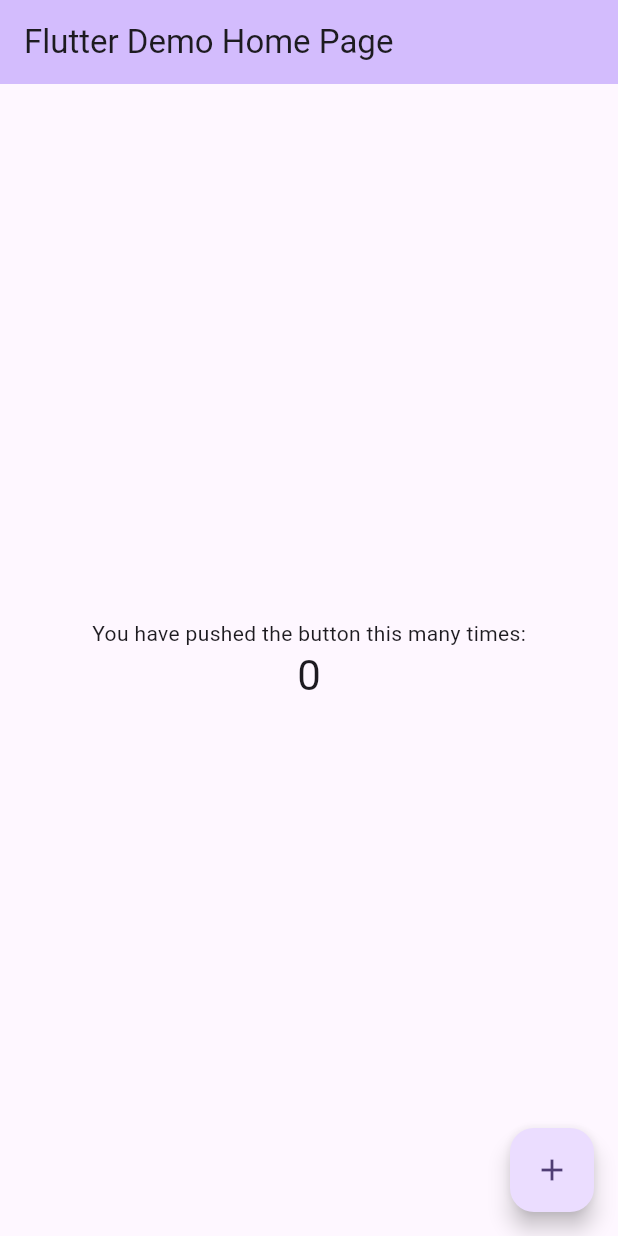
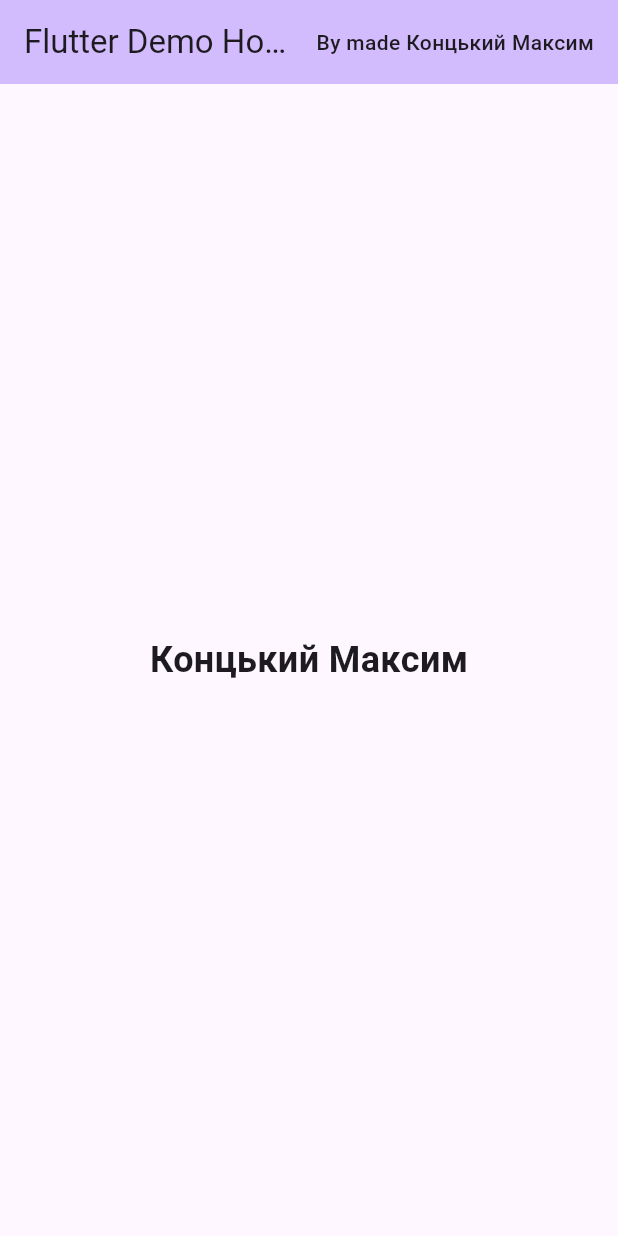
Before and after one commit to LordMaks2002/Homework, a Flutter app: the screen it shows after launch, on a phone screen of 412 x 824 dp. Run offline on Flutter 3.47's test engine with Material 3 defaults, Android fonts, the phone set to English and light mode, and no system bars.

Commit message:
edit code and complete Homework

```diff
--- a/lib/main.dart
+++ b/lib/main.dart
@@ -30,40 +30,38 @@ class MyHomePage extends StatefulWidget {
 }
 
 class _MyHomePageState extends State<MyHomePage> {
-  int _counter = 0;
-
-  void _incrementCounter() {
-    setState(() {
-      _counter++;
-    });
-  }
-
   @override
   Widget build(BuildContext context) {
     return Scaffold(
       appBar: AppBar(
         backgroundColor: Theme.of(context).colorScheme.inversePrimary,
         title: Text(widget.title),
+        actions: const [
+          Padding(
+            padding: EdgeInsets.only(right: 16.0),
+            child: Center(
+              child: Text(
+                'By made Концький Максим',
+                style: TextStyle(fontSize: 14, fontWeight: FontWeight.w500),
+              ),
+            ),
+          ),
+        ],
       ),
       body: Center(
         child: Column(
           mainAxisAlignment: MainAxisAlignment.center,
-          children: <Widget>[
-            const Text(
-              'You have pushed the button this many times:',
-            ),
+          children: const <Widget>[
             Text(
-              '$_counter',
-              style: Theme.of(context).textTheme.headlineMedium,
+              'Концький Максим',
+              style: TextStyle(
+                fontSize: 24, // Збільшений розмір шрифту
+                fontWeight: FontWeight.bold, // Жирний шрифт
+              ),
             ),
           ],
         ),
       ),
-      floatingActionButton: FloatingActionButton(
-        onPressed: _incrementCounter,
-        tooltip: 'Increment',
-        child: const Icon(Icons.add),
-      ),
     );
   }
 }
```
